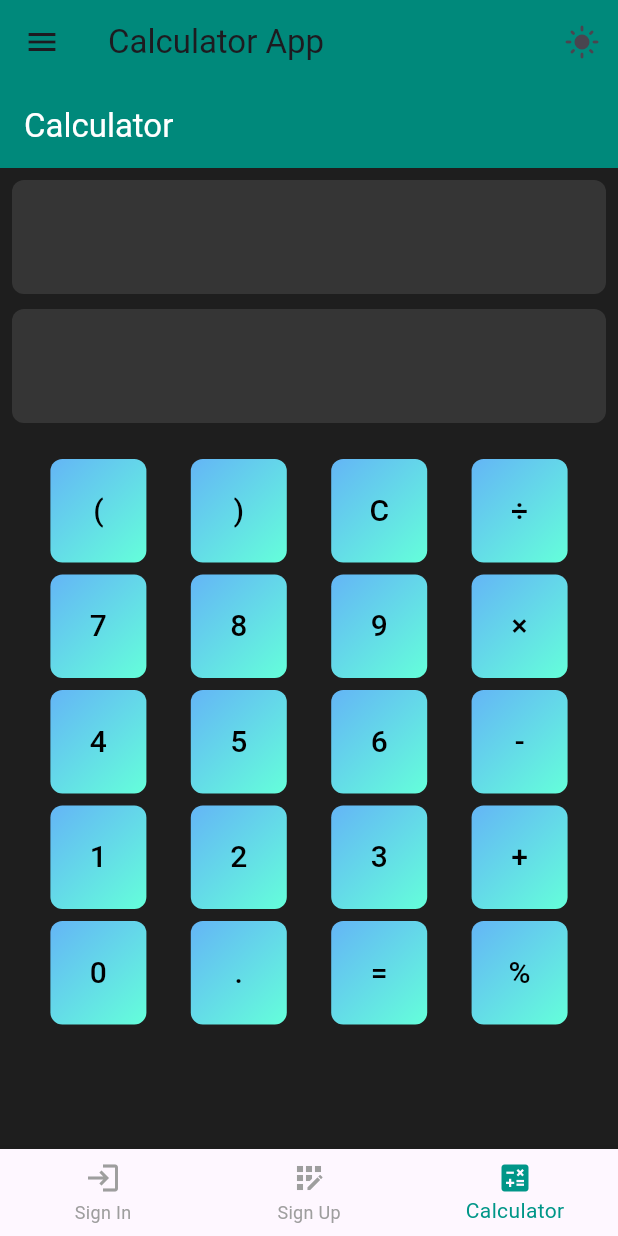
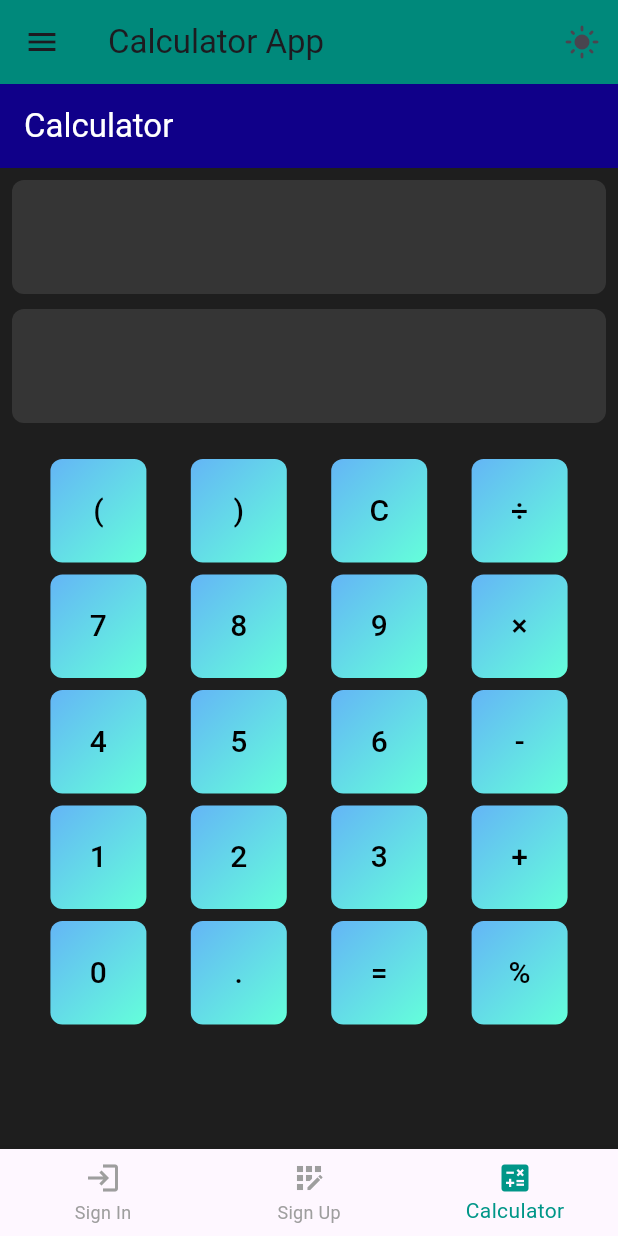
Before and after one commit to Mikamahoro/assignment3, a Flutter app: the screen it shows after launch, item 3 of the bottom bar chosen, on a phone screen of 412 x 824 dp. Run offline on Flutter 3.47's test engine with Material 3 defaults, Android fonts, the phone set to English and light mode, and no system bars; our stand-ins replace battery_plus, connectivity_plus, fluttertoast, math_expressions, shared_preferences.

Commit message:
this is first commit 24897

```diff
--- a/calculator/lib/calculator_page.dart
+++ b/calculator/lib/calculator_page.dart
@@ -76,7 +76,7 @@ class _CalculatorPageState extends State<CalculatorPage> {
           'Calculator',
           style: TextStyle(color: Colors.white),
         ),
-        backgroundColor: Color(0xFF00897B),
+        backgroundColor: Color.fromARGB(255, 16, 0, 137),
       ),
       body: Container(
         padding: const EdgeInsets.all(8.0),
```
Also changed, not shown: 1 other file.
